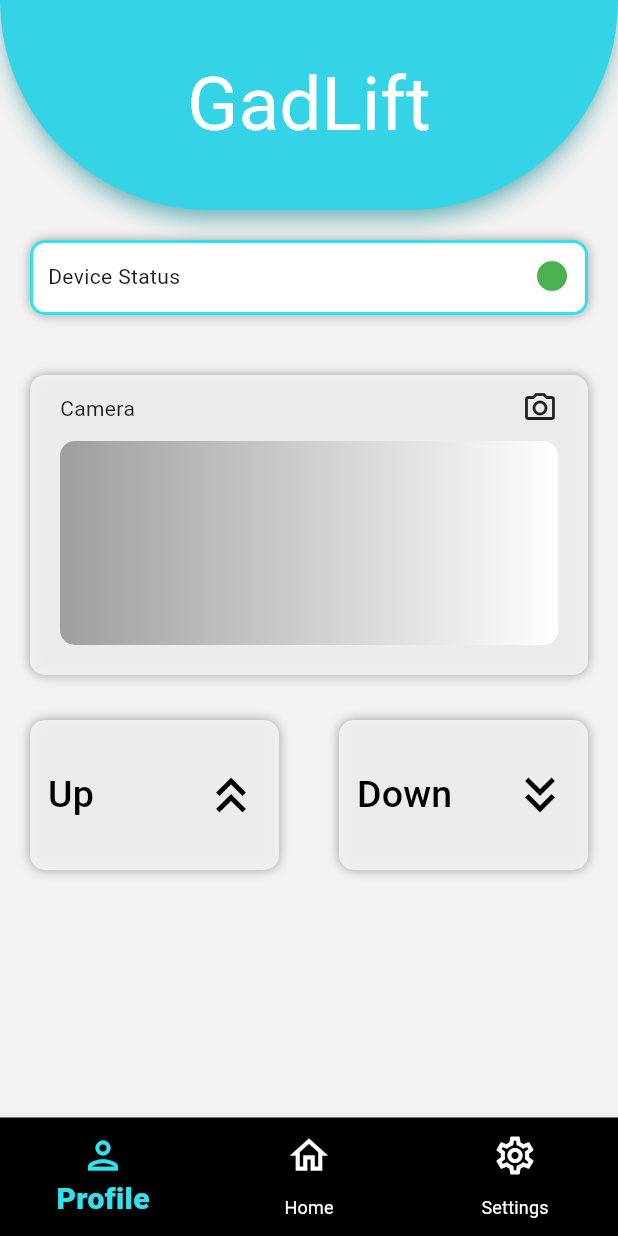
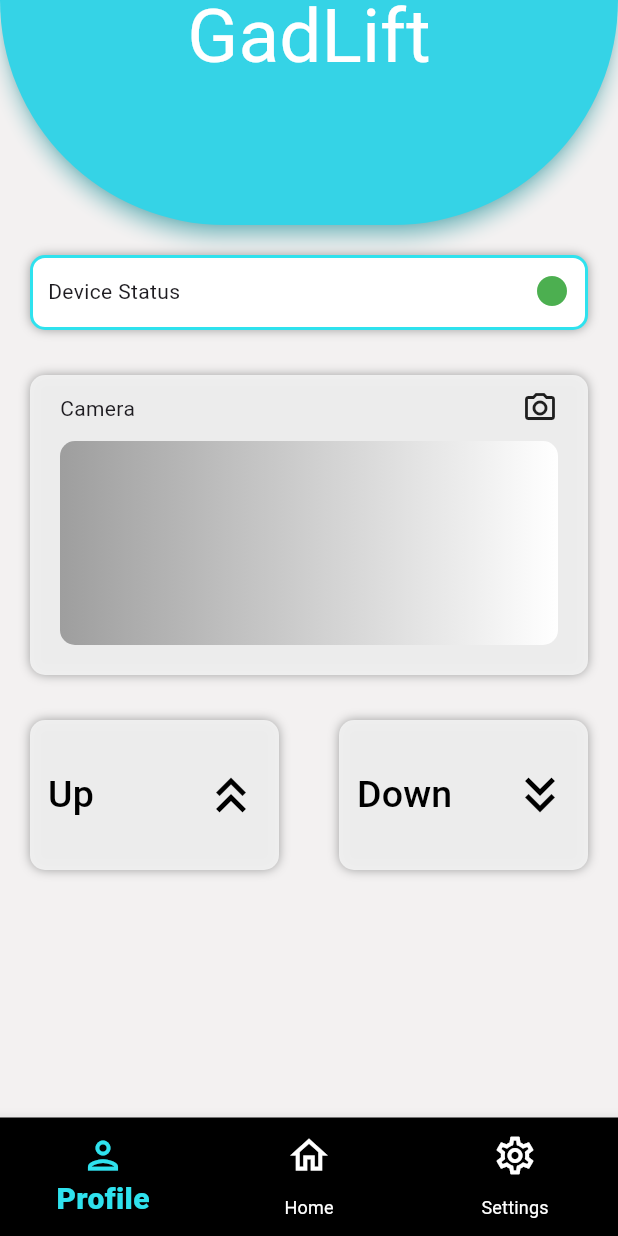
Before and after one commit to younes-damouna/gad-lift, a Flutter app: the screen it shows after launch, on a phone screen of 412 x 824 dp. Run offline on Flutter 3.47's test engine with Material 3 defaults, Android fonts, the phone set to English and light mode, and no system bars; our stand-ins replace google_fonts.

```diff
--- a/mobile_app/lib/main.dart
+++ b/mobile_app/lib/main.dart
@@ -26,17 +26,23 @@ class MainApp extends StatelessWidget {
         appBar: AppBar(
           // excludeHeaderSemantics: true,
           title: screenTitle(title: 'GadLift', size: 50),
+          bottom: const PreferredSize(
+            preferredSize: Size(100, 100),
+            child: Text(''),
+            // child: Text(
+            //   'hello',
+            // )
+          ),
           // foregroundColor: Colors.white,
           backgroundColor: const Color(0xFF2FE2EE),
           bottomOpacity: 0.5,
-          toolbarHeight: 140,
+          // toolbarHeight: 140,
+          toolbarHeight: 50,
           elevation: 5.0,
           leadingWidth: 40,
           titleTextStyle: const TextStyle(
             color: Colors.white,
-
           ),
-
 
           // leadingWidth: 100,
           shadowColor: const Color(0xFF2FE2EE),
@@ -48,7 +54,7 @@ class MainApp extends StatelessWidget {
                   BorderRadius.vertical(bottom: Radius.circular(1000))),
         ),
         backgroundColor: const Color(0xFFF3F1F1),
-        body:DashboardScreen(key: key) ,
+        body: DashboardScreen(key: key),
         // body: Container(
         //   height: 100,
         //   margin: const EdgeInsets.all(20),
@@ -84,9 +90,7 @@ class MainApp extends StatelessWidget {
         //   // ),
         // ),
         bottomNavigationBar: const Navigation(),
-
       ),
-
     );
   }
 }
--- a/mobile_app/lib/screens/dashboard.screen.dart
+++ b/mobile_app/lib/screens/dashboard.screen.dart
@@ -11,7 +11,7 @@ class DashboardScreen extends StatelessWidget {
       body: Column(
         children: [
           Container(
-            margin: const EdgeInsets.all(20),
+            margin: const EdgeInsets.only(bottom: 10,left: 20,right: 20,top: 20),
             height: 50,
             // color: const Color(0xFF2FE2EE),
             decoration: BoxDecoration(
```
